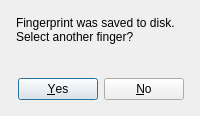
First picture: the form in src/SavedDialog.ui, repository fer-d/fingerprint-gui, before the edit.
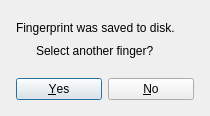
Second picture: the form after the edit. Icons and pictures are not drawn.

Commit message: Update about, exist and saved dialog

The edit to the form file:
```diff
--- a/src/SavedDialog.ui
+++ b/src/SavedDialog.ui
@@ -4,11 +4,11 @@
   <property name="windowModality" >
    <enum>Qt::ApplicationModal</enum>
   </property>
-  <property name="geometry" >
+  <property name="geometry">
    <rect>
     <x>0</x>
     <y>0</y>
-    <width>200</width>
+    <width>210</width>
     <height>116</height>
    </rect>
   </property>
@@ -19,7 +19,7 @@
    <iconset resource="widget-res.qrc" >
     <normaloff>:/new/prefix1/res/gnome-user-interface.png</normaloff>:/new/prefix1/res/gnome-user-interface.png</iconset>
   </property>
-  <layout class="QVBoxLayout" >
+  <layout class="QVBoxLayout" stretch="4,2">
    <item>
     <layout class="QHBoxLayout" >
      <item>
@@ -30,16 +30,16 @@
        <property name="margin" >
         <number>5</number>
        </property>
-       <item>
-        <widget class="QLabel" name="modeLabel" >
-         <property name="text" >
+       <item alignment="Qt::AlignHCenter">
+        <widget class="QLabel" name="modeLabel">
+         <property name="text">
           <string>Fingerprint was saved to disk.</string>
          </property>
         </widget>
        </item>
-       <item>
-        <widget class="QLabel" name="label_2" >
-         <property name="text" >
+       <item alignment="Qt::AlignHCenter">
+        <widget class="QLabel" name="label_2">
+         <property name="text">
           <string>Select another finger?</string>
          </property>
         </widget>
@@ -62,39 +62,13 @@
     </layout>
    </item>
    <item>
-    <spacer>
-     <property name="orientation" >
-      <enum>Qt::Vertical</enum>
-     </property>
-     <property name="sizeHint" stdset="0" >
-      <size>
-       <width>20</width>
-       <height>40</height>
-      </size>
-     </property>
-    </spacer>
-   </item>
-   <item>
-    <layout class="QHBoxLayout" >
-     <property name="margin" >
+    <layout class="QHBoxLayout">
+     <property name="margin">
       <number>5</number>
      </property>
      <item>
-      <spacer>
-       <property name="orientation" >
-        <enum>Qt::Horizontal</enum>
-       </property>
-       <property name="sizeHint" stdset="0" >
-        <size>
-         <width>40</width>
-         <height>20</height>
-        </size>
-       </property>
-      </spacer>
-     </item>
-     <item>
-      <widget class="QPushButton" name="yesButton" >
-       <property name="text" >
+      <widget class="QPushButton" name="yesButton">
+       <property name="text">
         <string>&amp;Yes</string>
        </property>
       </widget>
```
Left out of the diff: 34 changed lines with no effect on the pictures. The commit also changes 2 other files.
